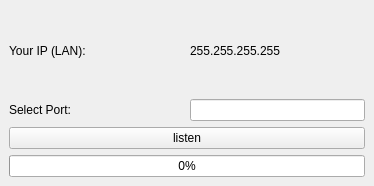
Above: server/mainwindow.ui from LeeDoor/p2ptransfer before the change. Below: the same form after it.
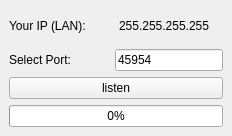
That is the form after the change.

Patch:
```diff
--- a/server/mainwindow.ui
+++ b/server/mainwindow.ui
@@ -6,8 +6,8 @@
    <rect>
     <x>0</x>
     <y>0</y>
-    <width>374</width>
-    <height>186</height>
+    <width>232</width>
+    <height>136</height>
    </rect>
   </property>
   <property name="windowTitle">
@@ -59,6 +59,9 @@
         <property name="inputMask">
          <string>00000</string>
         </property>
+        <property name="text">
+         <string>45954</string>
+        </property>
        </widget>
       </item>
      </layout>
```
